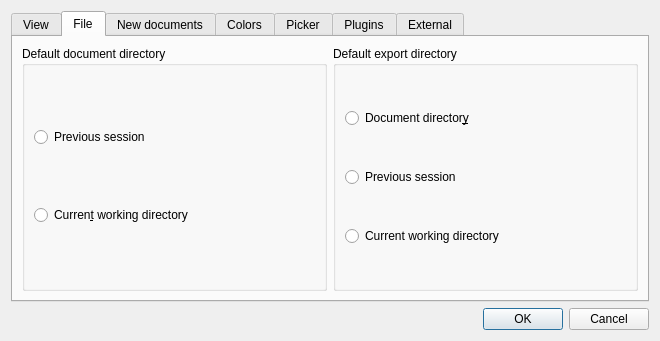
Before: the Qt Designer form ui/preferences.ui in veusz/veusz, drawn with Qt 5.
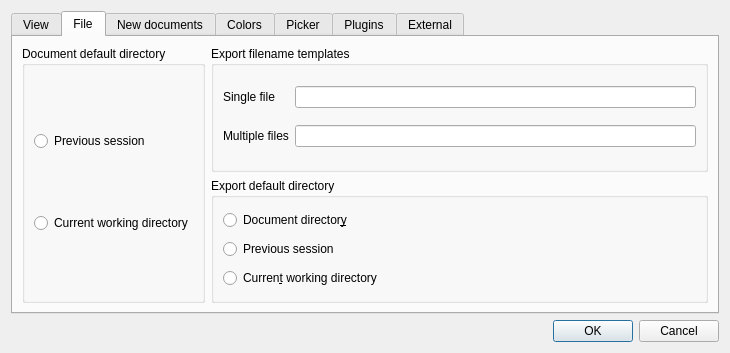
After: the same form once the commit is applied. The open tabs and pages were chosen to show the change.

Commit message: Add templates in preferences for exported file names and add %PAGENUM00% and %PAGENUM000% for zero-prefixed page numbers

What changed in the file:
```diff
--- a/ui/preferences.ui
+++ b/ui/preferences.ui
@@ -6,8 +6,8 @@
    <rect>
     <x>0</x>
     <y>0</y>
-    <width>660</width>
-    <height>341</height>
+    <width>730</width>
+    <height>353</height>
    </rect>
   </property>
   <property name="windowTitle">
@@ -148,11 +148,11 @@
       <attribute name="title">
        <string>File</string>
       </attribute>
-      <layout class="QHBoxLayout" name="horizontalLayout_2">
-       <item>
+      <layout class="QGridLayout" name="gridLayout_5">
+       <item row="0" column="0" rowspan="2">
         <widget class="QGroupBox" name="groupBox">
          <property name="title">
-          <string>Default document directory</string>
+          <string>Document default directory</string>
          </property>
          <layout class="QVBoxLayout" name="verticalLayout_8">
           <item>
@@ -165,17 +165,54 @@
           <item>
            <widget class="QRadioButton" name="dirDocCWDRadio">
             <property name="text">
-             <string>Curren&amp;t working directory</string>
+             <string>Current working directory</string>
             </property>
            </widget>
           </item>
          </layout>
         </widget>
        </item>
-       <item>
+       <item row="0" column="1">
+        <widget class="QGroupBox" name="groupBox_4">
+         <property name="title">
+          <string>Export filename templates</string>
+         </property>
+         <layout class="QGridLayout" name="gridLayout_3">
+          <item row="1" column="0">
+           <widget class="QLabel" name="label_9">
+            <property name="text">
+             <string>Multiple files</string>
+            </property>
+           </widget>
+          </item>
+          <item row="1" column="1">
+           <widget class="QLineEdit" name="exportTemplMultiEdit">
+            <property name="toolTip">
+             <string>&lt;html&gt;&lt;head/&gt;&lt;body&gt;&lt;p&gt;Template filename when exorting to multiple files. This can include %DOCNAME% for the document name, %PAGENAME% for the page name and %PAGENUM% for the page number. %PAGENUM00% and %PAGENUM000% force two and three-character page numbers. An extension is automatically added.&lt;/p&gt;&lt;/body&gt;&lt;/html&gt;</string>
+            </property>
+           </widget>
+          </item>
+          <item row="0" column="1">
+           <widget class="QLineEdit" name="exportTemplSingleEdit">
+            <property name="toolTip">
+             <string>&lt;html&gt;&lt;head/&gt;&lt;body&gt;&lt;p&gt;Template filename when written to a single file. This can include %DOCNAME% for the document name. A filename extension is automatically added.&lt;/p&gt;&lt;/body&gt;&lt;/html&gt;</string>
+            </property>
+           </widget>
+          </item>
+          <item row="0" column="0">
+           <widget class="QLabel" name="label_3">
+            <property name="text">
+             <string>Single file</string>
+            </property>
+           </widget>
+          </item>
+         </layout>
+        </widget>
+       </item>
+       <item row="1" column="1">
         <widget class="QGroupBox" name="groupBox_2">
          <property name="title">
-          <string>Default export directory</string>
+          <string>Export default directory</string>
          </property>
          <layout class="QVBoxLayout" name="verticalLayout_5">
           <item>
@@ -195,7 +232,7 @@
           <item>
            <widget class="QRadioButton" name="dirExportCWDRadio">
             <property name="text">
-             <string>Current working directory</string>
+             <string>Curren&amp;t working directory</string>
             </property>
            </widget>
           </item>
```
Left out of the diff: 3 changed lines with no effect on the pictures. The commit also changes 5 other files.
